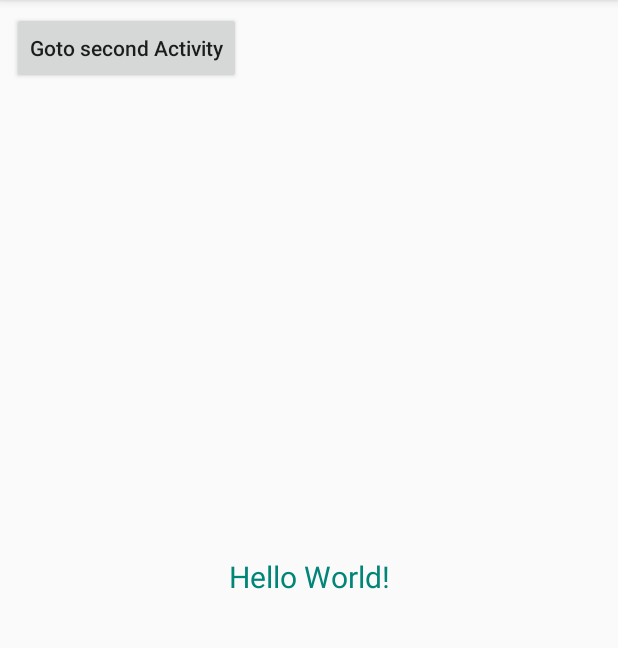
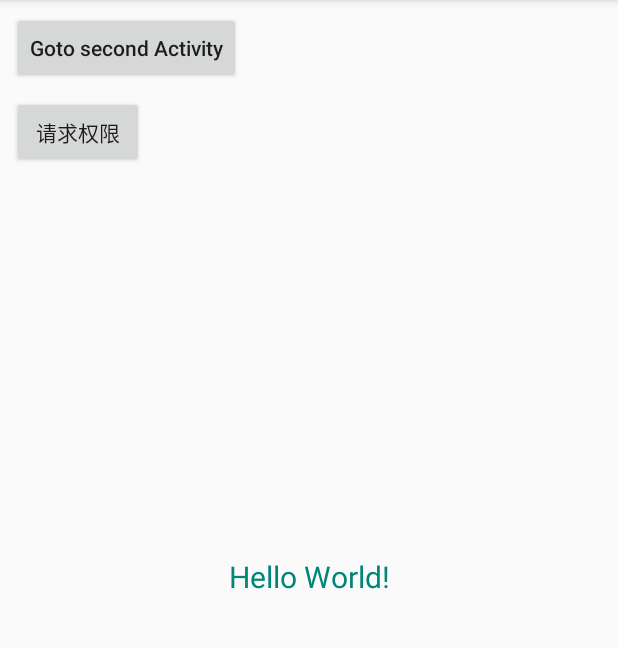
Before and after one commit to glenlsl/KPermission, an Android app: the screen it shows after launch (MainActivity), on a phone screen of 412 x 824 dp, the part 84-732 px from its top. Run offline under Robolectric (Android 15) with nearby library versions, the phone set to English and light mode, and no system bars.

Commit message:
已有权限请求无返回bug

```diff
--- a/app/src/main/AndroidManifest.xml
+++ b/app/src/main/AndroidManifest.xml
@@ -1,17 +1,19 @@
 <?xml version="1.0" encoding="utf-8"?>
 <manifest xmlns:android="http://schemas.android.com/apk/res/android"
           xmlns:dist="http://schemas.android.com/apk/distribution"
+          xmlns:tools="http://schemas.android.com/tools"
           package="com.solin.example">
 
     <dist:module dist:instant="true"/>
-
+    <uses-permission android:name="android.permission.WRITE_EXTERNAL_STORAGE"/>
     <application
             android:allowBackup="true"
             android:icon="@mipmap/ic_launcher"
             android:label="@string/app_name"
             android:roundIcon="@mipmap/ic_launcher_round"
             android:supportsRtl="true"
-            android:theme="@style/AppTheme">
+            android:theme="@style/AppTheme"
+            tools:ignore="GoogleAppIndexingWarning">
         <activity android:name=".SecondActivity">
         </activity>
         <activity android:name=".MainActivity">
--- a/app/src/main/java/com/solin/example/MainActivity.kt
+++ b/app/src/main/java/com/solin/example/MainActivity.kt
@@ -1,8 +1,10 @@
 package com.solin.example
 
+import android.Manifest
 import android.content.Intent
 import android.os.Bundle
 import android.support.v7.app.AppCompatActivity
+import android.util.Log
 import com.solin.kpermission.ActResultHelper
 import kotlinx.android.synthetic.main.activity_main.*
 
@@ -19,5 +21,11 @@ class MainActivity : AppCompatActivity() {
                     }
                 }
         }
+        button3.setOnClickListener {
+            ActResultHelper.from(this)
+                .requestPermissions(Manifest.permission.WRITE_EXTERNAL_STORAGE) {
+                    Log.e(this.localClassName, "是否成功:$it")
+                }
+        }
     }
 }
--- a/app/src/main/res/layout/activity_main.xml
+++ b/app/src/main/res/layout/activity_main.xml
@@ -31,4 +31,15 @@
             android:layout_marginTop="8dp"
             app:layout_constraintTop_toTopOf="parent"/>
 
+    <android.support.v7.widget.AppCompatButton
+            android:text="请求权限"
+            android:layout_width="wrap_content"
+            android:layout_height="wrap_content"
+            android:id="@+id/button3"
+            android:layout_marginTop="8dp"
+            app:layout_constraintTop_toBottomOf="@+id/button2"
+            app:layout_constraintStart_toStartOf="parent"
+            android:layout_marginLeft="8dp"
+            android:layout_marginStart="8dp"/>
+
 </android.support.constraint.ConstraintLayout>
--- a/build.gradle
+++ b/build.gradle
@@ -30,8 +30,8 @@ allprojects {
         options.addStringOption('encoding', 'UTF-8')
     }
 }
-ext{
-    kpermissionVersion="0.1.7"
+ext {
+    kpermissionVersion = "0.1.8"
 }
 
 task clean(type: Delete) {
```
Also changed, not shown: kpermission/src/main/java/com/solin/kpermission/ActResultHelper.kt (+10 -5 lines).
